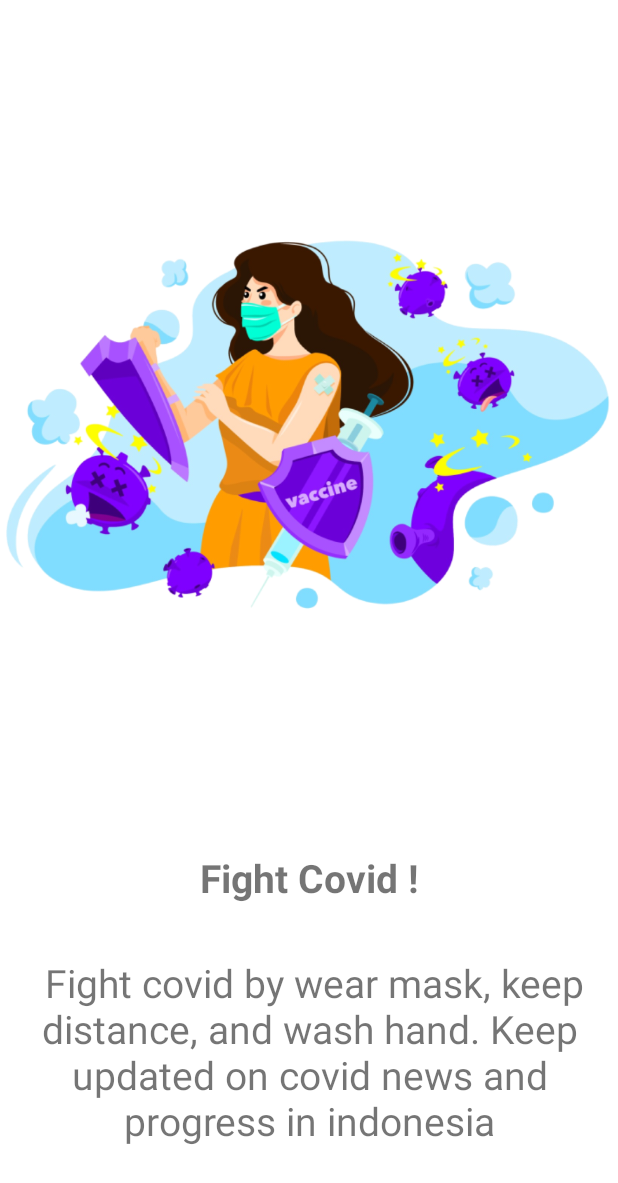
After one commit to wingSan1262/NewsContentsWithRxAndRetroFit, an Android app: the fragment FightCovidWelcomeFragment shown on its own in the app's theme, on a phone screen of 412 x 824 dp. The commit adds this screen. Shown: the top 1183 px of the screen. Run offline under Robolectric (Android 15) with nearby library versions, the phone set to English and light mode, and no system bars; network calls fail.

Commit message:
welcome screen

```diff
--- a/RetroFitAndRx/app/src/main/java/vanrrtech/app/retrofitandrx/adapters/NewsListAdapter.kt
+++ b/RetroFitAndRx/app/src/main/java/vanrrtech/app/retrofitandrx/adapters/NewsListAdapter.kt
@@ -33,7 +33,7 @@ class NewsListAdapter(context: Context) : Observable(){
         mCompleteArrayList.add(ViewTypeDataHolder(RecycleViewAdapter.NEWS_PAGER_VIEW, "World News", 0))
         mCompleteArrayList.add(ViewTypeDataHolder(RecycleViewAdapter.NEWS_CARD_LIST_VIEW, "Android", 1))
         mCompleteArrayList.add(ViewTypeDataHolder(RecycleViewAdapter.NEWS_CARD_LIST_VIEW, "Bitcoin", 2))
-        mCompleteArrayList.add(ViewTypeDataHolder(RecycleViewAdapter.NEWS_PAGER_VIEW, "Palestine", 3))
+//        mCompleteArrayList.add(ViewTypeDataHolder(RecycleViewAdapter.NEWS_PAGER_VIEW, "Palestine", 3))
 //        mCompleteArrayList.add(ViewTypeDataHolder(RecycleViewAdapter.NEWS_CARD_LIST_VIEW, "Indonesia", 4))
 //        mCompleteArrayList.add(ViewTypeDataHolder(RecycleViewAdapter.NEWS_CARD_LIST_VIEW, "Stock", 5))
 //        mCompleteArrayList.add(ViewTypeDataHolder(RecycleViewAdapter.NEWS_PAGER_VIEW, "USA", 6))
--- /dev/null
+++ b/RetroFitAndRx/app/src/main/java/vanrrtech/app/retrofitandrx/views/FightCovidWelcomeFragment.kt
@@ -0,0 +1,60 @@
+package vanrrtech.app.retrofitandrx.views
+
+import android.os.Bundle
+import androidx.fragment.app.Fragment
+import android.view.LayoutInflater
+import android.view.View
+import android.view.ViewGroup
+import vanrrtech.app.retrofitandrx.R
+
+// TODO: Rename parameter arguments, choose names that match
+// the fragment initialization parameters, e.g. ARG_ITEM_NUMBER
+private const val ARG_PARAM1 = "param1"
+private const val ARG_PARAM2 = "param2"
+
+/**
+ * A simple [Fragment] subclass.
+ * Use the [FightCovidWelcomeFragment.newInstance] factory method to
+ * create an instance of this fragment.
+ */
+class FightCovidWelcomeFragment : Fragment() {
+    // TODO: Rename and change types of parameters
+    private var param1: String? = null
+    private var param2: String? = null
+
+    override fun onCreate(savedInstanceState: Bundle?) {
+        super.onCreate(savedInstanceState)
+        arguments?.let {
+            param1 = it.getString(ARG_PARAM1)
+            param2 = it.getString(ARG_PARAM2)
+        }
+    }
+
+    override fun onCreateView(
+        inflater: LayoutInflater, container: ViewGroup?,
+        savedInstanceState: Bundle?
+    ): View? {
+        // Inflate the layout for this fragment
+        return inflater.inflate(R.layout.fragment_fight_covid_welcome, container, false)
+    }
+
+    companion object {
+        /**
+         * Use this factory method to create a new instance of
+         * this fragment using the provided parameters.
+         *
+         * @param param1 Parameter 1.
+         * @param param2 Parameter 2.
+         * @return A new instance of fragment FightCovidWelcomeFragment.
+         */
+        // TODO: Rename and change types and number of parameters
+        @JvmStatic
+        fun newInstance(param1: String, param2: String) =
+            FightCovidWelcomeFragment().apply {
+                arguments = Bundle().apply {
+                    putString(ARG_PARAM1, param1)
+                    putString(ARG_PARAM2, param2)
+                }
+            }
+    }
+}
--- /dev/null
+++ b/RetroFitAndRx/app/src/main/res/layout/fragment_fight_covid_welcome.xml
@@ -0,0 +1,39 @@
+<?xml version="1.0" encoding="utf-8"?>
+<LinearLayout xmlns:android="http://schemas.android.com/apk/res/android"
+    android:orientation="vertical"
+    xmlns:tools="http://schemas.android.com/tools"
+    android:gravity="center"
+    android:layout_width="match_parent"
+    android:layout_margin="0dp"
+    android:layout_height="match_parent"
+    tools:context=".views.ReadNewsWelcomeFragment">
+
+    <ImageView
+        android:layout_width="match_parent"
+        android:src="@drawable/fight_covid"
+        android:layout_height="0dp"
+        android:layout_weight="13"/>
+
+    <TextView
+        android:gravity="center"
+        android:layout_width="match_parent"
+        android:src="@drawable/read_news"
+        android:textSize="26sp"
+        android:textStyle="bold"
+        android:text="Fight Covid !"
+        android:layout_height="0dp"
+        android:layout_weight="1"/>
+    <TextView
+        android:gravity="top"
+        android:textAlignment="center"
+        android:layout_width="match_parent"
+        android:src="@drawable/read_news"
+        android:textSize="26sp"
+        android:text="\n Fight covid by wear mask, keep distance, and wash hand. Keep updated on covid news and progress in indonesia"
+        android:layout_height="0dp"
+        android:layout_weight="5"
+        tools:ignore="RtlCompat" />
+
+    <!-- TODO: Update blank fragment layout -->
+
+</LinearLayout>
--- a/RetroFitAndRx/app/src/main/res/values/strings.xml
+++ b/RetroFitAndRx/app/src/main/res/values/strings.xml
@@ -1,5 +1,5 @@
 <resources>
-    <string name="app_name">RetroFitAndRx</string>
+    <string name="app_name">got news?</string>
     <!-- TODO: Remove or change this placeholder text -->
     <string name="hello_blank_fragment">Hello blank fragment</string>
 </resources>
```
Also changed, not shown: RetroFitAndRx/app/src/main/AndroidManifest.xml (+6 -3 lines), RetroFitAndRx/app/src/main/java/vanrrtech/app/retrofitandrx/views/ReadNewsWelcomeFragment.kt (added, +60 -0 lines), RetroFitAndRx/app/src/main/java/vanrrtech/app/retrofitandrx/views/SplashScreen.kt (added, +20 -0 lines), RetroFitAndRx/app/src/main/java/vanrrtech/app/retrofitandrx/views/WelcomeActivity.kt (added, +12 -0 lines), RetroFitAndRx/app/src/main/res/layout/activity_main.xml (added, +9 -0 lines), RetroFitAndRx/app/src/main/res/layout/activity_splash_screen.xml (added, +17 -0 lines), RetroFitAndRx/app/src/main/res/layout/activity_welcome.xml (added, +33 -0 lines), RetroFitAndRx/app/src/main/res/layout/fragment_read_news_welcome.xml (added, +39 -0 lines), RetroFitAndRx/app/src/main/res/drawable-v24/fight_covid.png (added), RetroFitAndRx/app/src/main/res/drawable-v24/logo_512.png (added), RetroFitAndRx/app/src/main/res/drawable-v24/read_news.png (added), RetroFitAndRx/app/src/main/res/mipmap-hdpi/new_launcher.png (added), RetroFitAndRx/app/src/main/res/mipmap-mdpi/new_launcher.png (added), RetroFitAndRx/app/src/main/res/mipmap-xhdpi/new_launcher.png (added), 2 more files.
